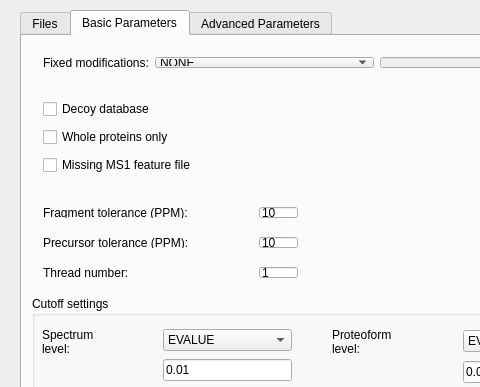
Old version of the form src/gui/topmg/topmgwindow.ui in the repository toppic-suite/toppic-suite; both pictures show x 0 to 480 and y 0 to 387 of the 920 by 700 pixel window.
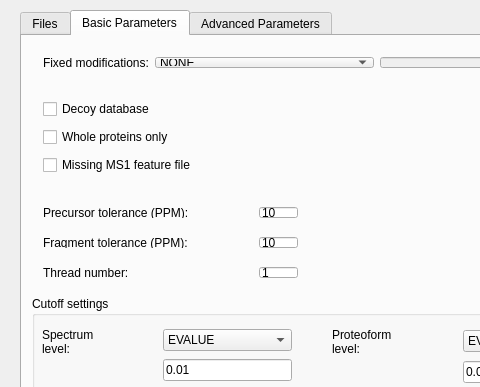
New version of the form. The open tabs and pages were chosen to show the change. Icons and pictures are not drawn.

Commit message:
GUIs: put the precursor tolerance before the fragment tolerance
Swap the two rows: precursor left of fragment in toppic_gui, above it in
topmg_gui and topindex_gui.

```diff
--- a/src/gui/topmg/topmgwindow.ui
+++ b/src/gui/topmg/topmgwindow.ui
@@ -430,7 +430,7 @@
       <property name="geometry">
        <rect>
         <x>10</x>
-        <y>190</y>
+        <y>160</y>
         <width>277</width>
         <height>33</height>
        </rect>
@@ -462,7 +462,7 @@
       <property name="geometry">
        <rect>
         <x>10</x>
-        <y>160</y>
+        <y>190</y>
         <width>277</width>
         <height>33</height>
        </rect>
```
The commit also changes 2 other files.
